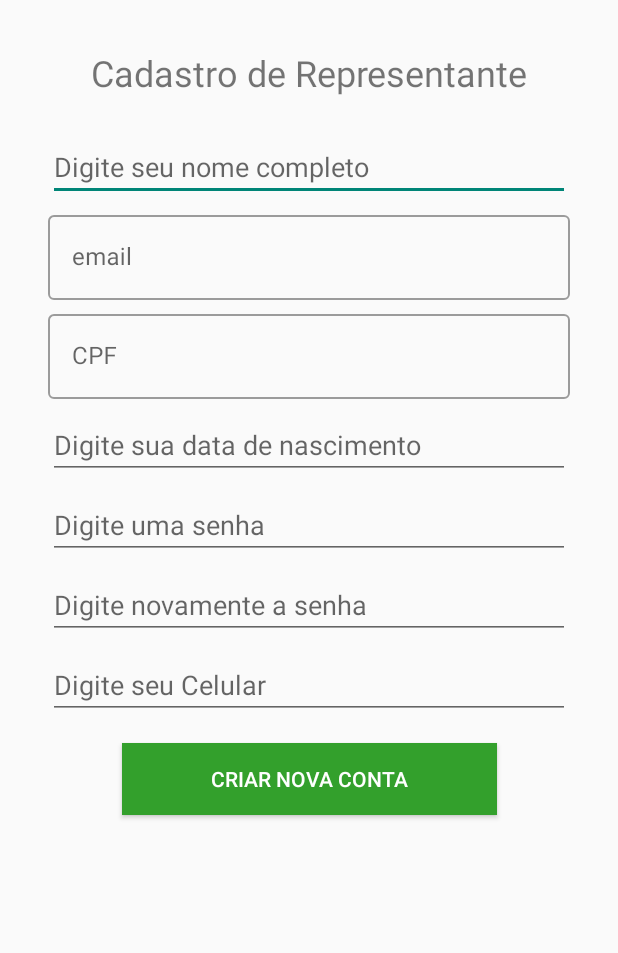
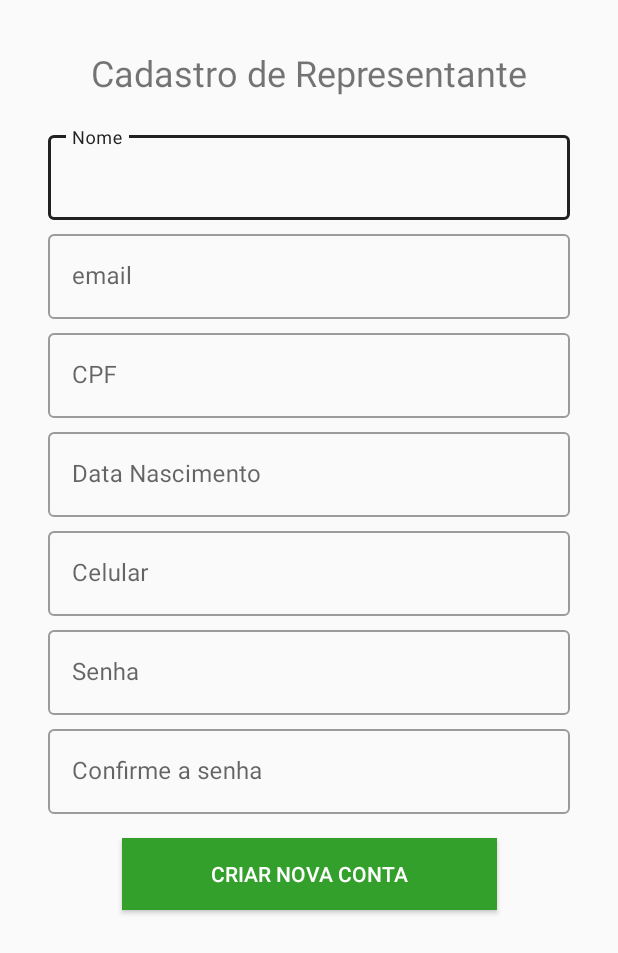
Before and after one commit to VisumIT/business-boost-app, an Android app: the screen it shows after launch (CadastroRepresentanteActivity), after a tap on "CRIAR NOVA CONTA", on a phone screen of 412 x 824 dp. Shown: the top 953 px of the screen. Run offline under Robolectric (Android 15) with nearby library versions, the phone set to English and light mode, and no system bars.

Commit message:
realizando login no sistema, corrigindo o bug no cadastro de representante, e guardando as preferencias do usuario no sharedPrefereses

```diff
--- a/app/src/main/java/com/visumit/businessboost/CadastroRepresentanteActivity.kt
+++ b/app/src/main/java/com/visumit/businessboost/CadastroRepresentanteActivity.kt
@@ -18,93 +18,94 @@ class CadastroRepresentanteActivity : AppCompatActivity() {
 
     private lateinit var layoutEmail : TextInputLayout
     private lateinit var layoutCpf : TextInputLayout
+    private lateinit var layoutSenha01 : TextInputLayout
+    private lateinit var layoutSenha02 : TextInputLayout
+    private lateinit var btnGravar : Button
 
     override fun onCreate(savedInstanceState: Bundle?) {
         super.onCreate(savedInstanceState)
         setContentView(R.layout.activity_cadastro_representante)
 
-        val btnGravar = findViewById<Button>(R.id.btn_gravar_representante)
-        val editTextNomeCompleto = findViewById<EditText>(R.id.txt_nome_completo)
+        // edit texts
+        val editTextNomeCompleto = findViewById<TextInputEditText>(R.id.txt_nome_completo)
         val editTextEmail = findViewById<TextInputEditText>(R.id.txt_email)
         val editTextCpf = findViewById<TextInputEditText>(R.id.txt_cpf)
-        val editTextDataNascimento = findViewById<EditText>(R.id.txt_data_nascimento)
-        val editTextSenha01 = findViewById<EditText>(R.id.txt_senha_01)
-        val editTextSenha02 = findViewById<EditText>(R.id.txt_senha_02)
-        val editTextCelular = findViewById<EditText>(R.id.txt_celular)
+        val editTextDataNascimento = findViewById<TextInputEditText>(R.id.txt_data_nascimento)
+        val editTextSenha01 = findViewById<TextInputEditText>(R.id.txt_senha_01)
+        val editTextSenha02 = findViewById<TextInputEditText>(R.id.txt_senha_02)
+        val editTextCelular = findViewById<TextInputEditText>(R.id.txt_celular)
 
+        // layouts
         layoutEmail = findViewById(R.id.email_layout)
         layoutCpf = findViewById(R.id.cpf_layout)
+        layoutSenha01 = findViewById(R.id.senha_01_layout)
+        layoutSenha02 = findViewById(R.id.senha_02_layout)
 
+        btnGravar = findViewById(R.id.btn_gravar_representante)
 
         btnGravar.setOnClickListener {
 
             val phones = Number()
-//            phones.number = editTextCelular.text.toString()
+            phones.number = editTextCelular.text.toString()
+
             val representante = Representante()
-//            representante.name = editTextNomeCompleto.text.toString()
-//            representante.email = editTextEmail.text.toString()
-//            representante.cpf = editTextCpf.text.toString()
-//            representante.dateOfBirth = editTextDataNascimento.text.toString()
-//            representante.phones.add(phones)
-//
-//            if(editTextSenha01.text.toString().equals(editTextSenha02.text.toString())){
-//                representante.password = editTextSenha01.text.toString()
-//            }
+            representante.name = editTextNomeCompleto.text.toString()
+            representante.email = editTextEmail.text.toString()
+            representante.cpf = editTextCpf.text.toString()
+            representante.dateOfBirth = editTextDataNascimento.text.toString()
+            representante.phones.add(phones)
 
+            var error = false
 
-            phones.number = "11987168981"
-            representante.name = "wesley meneghini"
-            representante.email = "wesley@uols.kk"
-            representante.cpf = "45302840852"
-            representante.dateOfBirth = "1998-03-31"
-            representante.phones.add(phones)
-            representante.password = "123456789"
+            if(editTextSenha01.text.toString() != editTextSenha02.text.toString()){
+                layoutSenha01.error = "Senhas nao corresponde"
+                layoutSenha02.error = "Senhas nao corresponde"
+                error = true
+            }else{
+                representante.password = editTextSenha01.text.toString()
 
                 var gson = Gson()
                 val representanteJson = gson.toJson(representante)
-//            println(representanteJson)
+
                 doAsync {
 
                     val http = HttpHelper()
-                val response = http.post(representanteJson)
+                    val response = http.post(representanteJson, "representatives")
 
                     if (response != null) {
                         if(response.isSuccessful){
+
                             uiThread {
-                            toast("Cadastrado com sucesso")
+                                toast("Cadastrado realizado com sucesso!")
                                 val abrirLogin  = Intent(this@CadastroRepresentanteActivity, MainActivity::class.java)
                                 startActivity(abrirLogin)
+                                overridePendingTransition(android.R.anim.slide_in_left, android.R.anim.slide_in_left)
 
                             }
                         }
                         val message = gson.fromJson(response.body()?.string(), Message::class.java)
                         uiThread {
-
-
-                        var error = false
-
-                        if (message.message.equals("E-mail allready in use")){
-                            layoutEmail.error = message.message
+                                println(message)
+                            if (message.message == "E-mail allready in use"){
+                                layoutEmail.error = "E-mail ja esta em uso"
                                 error = true
                             }else{
                                 layoutEmail.error = ""
                             }
 
-                        if (message.message.equals("CPF allready in use")){
-                            layoutCpf.error = message.message
+                            if (message.message == "CPF allready in use"){
+                                layoutCpf.error = "CPF ja cadastrado"
                                 error = true
                             }else{
                                 layoutCpf.error = ""
                             }
+                        }
+                    }
+                }
+            }
 
-                    }
-//
-
-
-                }
 
 
         }
     }
 }
-}
--- a/app/src/main/java/com/visumit/businessboost/MainActivity.kt
+++ b/app/src/main/java/com/visumit/businessboost/MainActivity.kt
@@ -1,23 +1,102 @@
 package com.visumit.businessboost
 
+import android.content.Context
 import android.content.Intent
+import android.content.SharedPreferences
 import androidx.appcompat.app.AppCompatActivity
 import android.os.Bundle
 import android.view.View
 import android.widget.Button
+import android.widget.EditText
+import com.google.gson.Gson
+import com.visumit.businessboost.http.HttpHelper
+import com.visumit.businessboost.model.Login
+import org.jetbrains.anko.doAsync
+import org.jetbrains.anko.longToast
+import org.jetbrains.anko.toast
+import org.jetbrains.anko.uiThread
 
 class MainActivity : AppCompatActivity(){
+
+    private lateinit var btnLogin : Button
+    private lateinit var btnEsqueceuSenha : Button
+    private lateinit var btnAbrirCadastroRepresentante : Button
 
     override fun onCreate(savedInstanceState: Bundle?) {
         super.onCreate(savedInstanceState)
         setContentView(R.layout.activity_main)
 
-        val btnAbrirCadastroRepresentante = findViewById<Button>(R.id.btn_abrir_cadastro_representante)
-        val btnLogin = findViewById<Button>(R.id.btn_login)
+        val email = findViewById<EditText>(R.id.txt_login_email)
+        val password = findViewById<EditText>(R.id.txt_login_password)
+
+
+        btnLogin = findViewById(R.id.btn_login)
+        btnEsqueceuSenha = findViewById(R.id.btn_esqueceu_senha)
+        btnAbrirCadastroRepresentante = findViewById(R.id.btn_abrir_cadastro_representante)
+
+        btnLogin.setOnClickListener {
+
+            var login = Login()
+            login.email = email.text.toString()
+            login.password = password.text.toString()
+
+//            login.email = "01@01.com"
+//            login.password = "12345678"
+
+            if(login.email != "" && login.password != ""){
+
+                var gson = Gson()
+                var loginJson = gson.toJson(login)
+
+                doAsync {
+
+                    var http = HttpHelper()
+                    var res = http.post(loginJson, "login")
+
+                    if (res != null) {
+                        if (res.code() == 200) {
+                            println(res)
+                            println(res.headers().toString())
+
+                            val token = res.header("Authorization")
+
+                            var sharedPref = getSharedPreferences("usuario", Context.MODE_PRIVATE)
+                            var editor = sharedPref.edit()
+
+                            editor.putString("token", token.toString())
+                            editor.putString("email", login.email)
+                            editor.putString("password", login.password)
+                            editor.commit()
+
+                            uiThread {
+                                val abrirApp = Intent(this@MainActivity, HomeActivity::class.java)
+                                startActivity(abrirApp)
+                                overridePendingTransition(android.R.anim.slide_in_left, android.R.anim.slide_in_left)
+                            }
+                        }
+                    }else{
+                        uiThread {
+                            toast("dados invalidos")
+                        }
+                    }
+                }
+
+
+
+            }else{
+
+                toast("Digite seu email e senha!")
+            }
+        }
+
+        btnEsqueceuSenha.setOnClickListener {
+            longToast("Em construçao")
+        }
 
         btnAbrirCadastroRepresentante.setOnClickListener {
             val abrirCadastroRepresentanteActivity = Intent(this, CadastroRepresentanteActivity::class.java)
             startActivity(abrirCadastroRepresentanteActivity)
+            overridePendingTransition(android.R.anim.fade_in, android.R.anim.fade_out)
         }
 
     }
--- a/app/src/main/java/com/visumit/businessboost/http/HttpHelper.kt
+++ b/app/src/main/java/com/visumit/businessboost/http/HttpHelper.kt
@@ -4,9 +4,9 @@ import okhttp3.*
 
 class HttpHelper {
 
-    fun post(json: String): Response? {
+    fun post(json: String, endpoint: String): Response? {
 
-        val URl = "http://192.168.15.13:8080/representatives"
+        val URl = "http://192.168.15.13:8080/${endpoint}"
 
         val headerHttp = MediaType.parse("application/json; charset=utf-8")
 
--- a/app/src/main/res/layout/activity_cadastro_representante.xml
+++ b/app/src/main/res/layout/activity_cadastro_representante.xml
@@ -8,7 +8,6 @@
     android:theme="@style/Theme.AppCompat.Light.DarkActionBar"
     tools:context=".CadastroRepresentanteActivity"
     android:padding="32dp">
-
 
     <TextView
         android:id="@+id/txt_cadastro_representante"
@@ -21,24 +20,30 @@
         android:textSize="24sp"
         android:paddingBottom="16dp"/>
 
-    <EditText
-        android:id="@+id/txt_nome_completo"
+    <com.google.android.material.textfield.TextInputLayout
+        android:id="@+id/nome_layout"
         android:layout_width="0dp"
         android:layout_height="wrap_content"
         app:layout_constraintTop_toBottomOf="@+id/txt_cadastro_representante"
         app:layout_constraintLeft_toLeftOf="parent"
         app:layout_constraintRight_toRightOf="parent"
-        app:layout_constraintHorizontal_bias="0.5"
-        android:layout_marginTop="8dp"
-        android:hint="Digite seu nome completo"
-        android:inputType="textPersonName"
-        android:layout_marginBottom="4dp"/>
+        android:layout_marginTop="4dp"
+        android:hint="Nome"
+        style="@style/Widget.MaterialComponents.TextInputLayout.OutlinedBox">
+
+        <com.google.android.material.textfield.TextInputEditText
+            android:id="@+id/txt_nome_completo"
+            android:layout_width="match_parent"
+            android:layout_height="wrap_content"
+            android:inputType="textPersonName"/>
+
+    </com.google.android.material.textfield.TextInputLayout>
 
     <com.google.android.material.textfield.TextInputLayout
         android:id="@+id/email_layout"
         android:layout_width="0dp"
         android:layout_height="wrap_content"
-        app:layout_constraintTop_toBottomOf="@+id/txt_nome_completo"
+        app:layout_constraintTop_toBottomOf="@+id/nome_layout"
         app:layout_constraintLeft_toLeftOf="parent"
         app:layout_constraintRight_toRightOf="parent"
         android:layout_marginTop="4dp"
@@ -48,7 +53,8 @@
         <com.google.android.material.textfield.TextInputEditText
             android:id="@+id/txt_email"
             android:layout_width="match_parent"
-            android:layout_height="wrap_content" />
+            android:layout_height="wrap_content"
+            android:inputType="textWebEmailAddress"/>
 
     </com.google.android.material.textfield.TextInputLayout>
 
@@ -66,65 +72,92 @@
         <com.google.android.material.textfield.TextInputEditText
             android:id="@+id/txt_cpf"
             android:layout_width="match_parent"
-            android:layout_height="wrap_content" />
+            android:layout_height="wrap_content"
+            android:inputType="numberDecimal"/>
 
     </com.google.android.material.textfield.TextInputLayout>
 
-
-
-    <EditText
-        android:id="@+id/txt_data_nascimento"
+    <com.google.android.material.textfield.TextInputLayout
+        android:id="@+id/data_nascimento_layout"
         android:layout_width="0dp"
         android:layout_height="wrap_content"
         app:layout_constraintTop_toBottomOf="@+id/cpf_layout"
         app:layout_constraintLeft_toLeftOf="parent"
         app:layout_constraintRight_toRightOf="parent"
-        app:layout_constraintHorizontal_bias="0.5"
-        android:layout_marginTop="8dp"
-        android:hint="Digite sua data de nascimento"
-        android:inputType="date"
-        android:layout_marginBottom="4dp"/>
+        android:hint="Data Nascimento"
+        android:layout_marginTop="4dp"
+        style="@style/Widget.MaterialComponents.TextInputLayout.OutlinedBox">
 
-    <EditText
-        android:id="@+id/txt_senha_01"
+        <com.google.android.material.textfield.TextInputEditText
+            android:id="@+id/txt_data_nascimento"
+            android:layout_width="match_parent"
+            android:layout_height="wrap_content"
+            android:inputType="date"/>
+
+    </com.google.android.material.textfield.TextInputLayout>
+
+    <com.google.android.material.textfield.TextInputLayout
+        android:id="@+id/celular_layout"
         android:layout_width="0dp"
         android:layout_height="wrap_content"
-        app:layout_constraintTop_toBottomOf="@+id/txt_data_nascimento"
+        app:layout_constraintTop_toBottomOf="@+id/data_nascimento_layout"
         app:layout_constraintLeft_toLeftOf="parent"
         app:layout_constraintRight_toRightOf="parent"
-        app:layout_constraintHorizontal_bias="0.5"
-        android:layout_marginTop="8dp"
-        android:hint="Digite uma senha"
-        android:inputType="textPassword"
-        android:layout_marginBottom="4dp"/>
-    <EditText
-        android:id="@+id/txt_senha_02"
+        android:hint="Celular"
+        android:layout_marginTop="4dp"
+        style="@style/Widget.MaterialComponents.TextInputLayout.OutlinedBox">
+
+        <com.google.android.material.textfield.TextInputEditText
+            android:id="@+id/txt_celular"
+            android:layout_width="match_parent"
+            android:layout_height="wrap_content"
+            android:inputType="numberDecimal"/>
+
+    </com.google.android.material.textfield.TextInputLayout>
+
+    <com.google.android.material.textfield.TextInputLayout
+        android:id="@+id/senha_01_layout"
         android:layout_width="0dp"
         android:layout_height="wrap_content"
-        app:layout_constraintTop_toBottomOf="@+id/txt_senha_01"
+        app:layout_constraintTop_toBottomOf="@+id/celular_layout"
         app:layout_constraintLeft_toLeftOf="parent"
         app:layout_constraintRight_toRightOf="parent"
-        app:layout_constraintHorizontal_bias="0.5"
-        android:layout_marginTop="8dp"
-        android:hint="Digite novamente a senha"
-        android:inputType="textPassword"/>
-    <EditText
-        android:id="@+id/txt_celular"
+        android:hint="Senha"
+        android:layout_marginTop="4dp"
+        style="@style/Widget.MaterialComponents.TextInputLayout.OutlinedBox">
+
+        <com.google.android.material.textfield.TextInputEditText
+            android:id="@+id/txt_senha_01"
+            android:layout_width="match_parent"
+            android:layout_height="wrap_content"
+            android:inputType="textWebPassword"/>
+
+    </com.google.android.material.textfield.TextInputLayout>
+
+    <com.google.android.material.textfield.TextInputLayout
+        android:id="@+id/senha_02_layout"
         android:layout_width="0dp"
         android:layout_height="wrap_content"
-        app:layout_constraintTop_toBottomOf="@+id/txt_senha_02"
+        app:layout_constraintTop_toBottomOf="@+id/senha_01_layout"
         app:layout_constraintLeft_toLeftOf="parent"
         app:layout_constraintRight_toRightOf="parent"
-        app:layout_constraintHorizontal_bias="0.5"
-        android:layout_marginTop="8dp"
-        android:hint="Digite seu Celular"
-        android:inputType="numberDecimal"/>
+        android:hint="Confirme a senha"
+        android:layout_marginTop="4dp"
+        style="@style/Widget.MaterialComponents.TextInputLayout.OutlinedBox">
+
+        <com.google.android.material.textfield.TextInputEditText
+            android:id="@+id/txt_senha_02"
+            android:layout_width="match_parent"
+            android:layout_height="wrap_content"
+            android:inputType="textWebPassword"/>
+
+    </com.google.android.material.textfield.TextInputLayout>
 
     <Button
         android:id="@+id/btn_gravar_representante"
         android:layout_width="250dp"
         android:layout_height="wrap_content"
-        app:layout_constraintTop_toBottomOf="@+id/txt_celular"
+        app:layout_constraintTop_toBottomOf="@+id/senha_02_layout"
         app:layout_constraintLeft_toLeftOf="parent"
         app:layout_constraintRight_toRightOf="parent"
         app:layout_constraintHorizontal_bias="0.5"
@@ -133,6 +166,4 @@
         android:background="@color/colorGreen"
         android:textColor="@color/colorWhite" />
 
-
-
 </androidx.constraintlayout.widget.ConstraintLayout>
```
Also changed, not shown: app/src/main/AndroidManifest.xml (+4 -3 lines), app/src/main/java/com/visumit/businessboost/HomeActivity.kt (added, +23 -0 lines), app/src/main/java/com/visumit/businessboost/model/Login.kt (added, +11 -0 lines), app/src/main/java/com/visumit/businessboost/utils/PreferenciesUsuario.kt (added, +22 -0 lines), app/src/main/res/layout/activity_home.xml (added, +9 -0 lines). Lines whose indentation alone changed are shown as unchanged.
